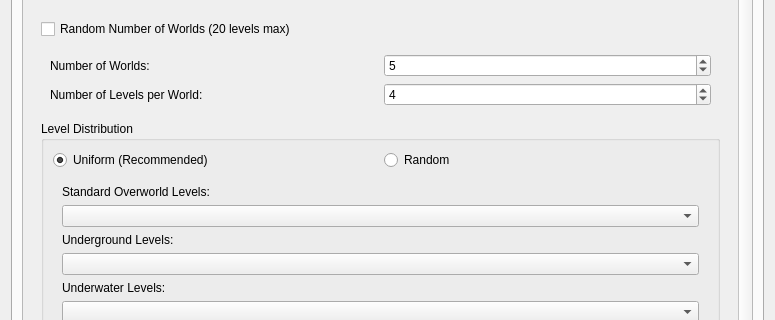
The window that SMB1/SMB1_Compliance_To_SMB1/Configure_Settings_Form.ui (Coolcord/Level-Headed) describes before a commit, drawn with Qt 5; both pictures show x 0 to 775 and y 261 to 581 of the 775 by 781 pixel window.
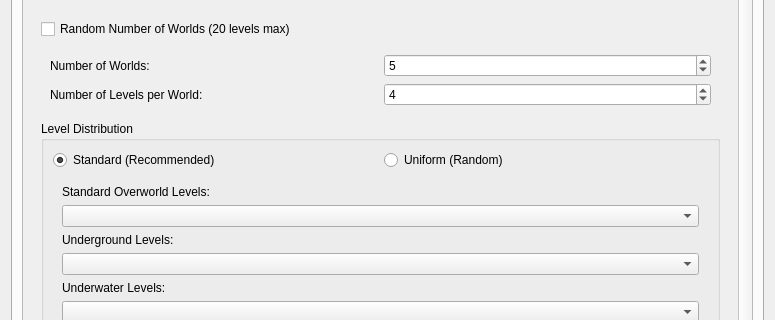
The same window after the commit.

Commit message: The default level distribution algorithm is now referred to as standard

```diff
--- a/SMB1/SMB1_Compliance_To_SMB1/Configure_Settings_Form.ui
+++ b/SMB1/SMB1_Compliance_To_SMB1/Configure_Settings_Form.ui
@@ -3285,7 +3285,7 @@
                    <item>
                     <widget class="QRadioButton" name="radioUniformLevelDistribution">
                      <property name="text">
-                      <string>Uniform (Recommended)</string>
+                      <string>Standard (Recommended)</string>
                      </property>
                      <property name="checked">
                       <bool>true</bool>
@@ -3295,7 +3295,7 @@
                    <item>
                     <widget class="QRadioButton" name="radioRandomLevelDistribution">
                      <property name="text">
-                      <string>Random</string>
+                      <string>Uniform (Random)</string>
                      </property>
                     </widget>
                    </item>
```
Left out of the diff: 2 changed lines with no effect on the pictures. The commit also changes 8 other files.
